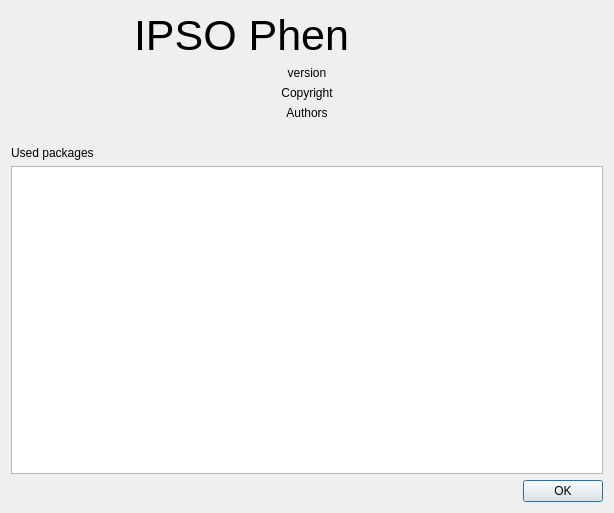
Before: the Qt Designer form ipso_phen/ui/about.ui in tpmp-inra/ipso_phen, drawn with Qt 5.
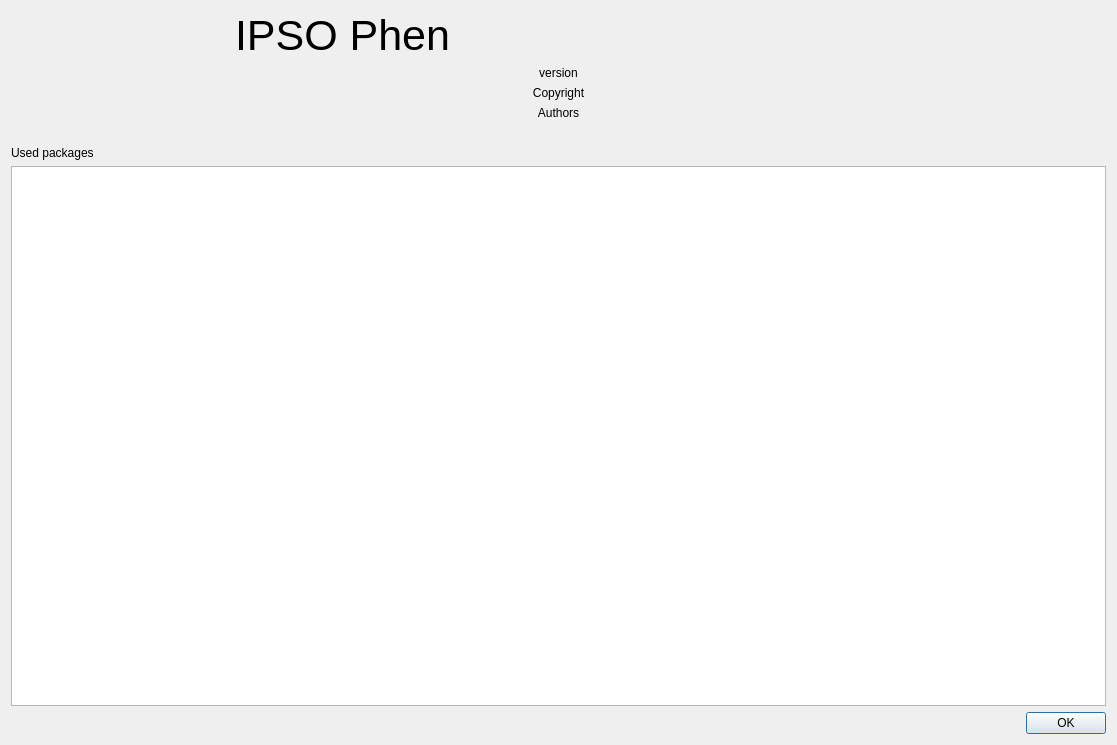
After: the same form once the commit is applied. Icons and pictures are not drawn.

Commit message: Sem-ver: release - Fixed missing package resources - Restored splash screen

Patch:
```diff
--- a/ipso_phen/ui/about.ui
+++ b/ipso_phen/ui/about.ui
@@ -6,8 +6,8 @@
    <rect>
     <x>0</x>
     <y>0</y>
-    <width>614</width>
-    <height>513</height>
+    <width>1117</width>
+    <height>745</height>
    </rect>
   </property>
   <property name="windowTitle">
@@ -46,7 +46,7 @@
       <pixmap>resources/leaf-24.ico</pixmap>
      </property>
      <property name="alignment">
-      <set>Qt::AlignCenter</set>
+      <set>Qt::AlignRight|Qt::AlignTrailing|Qt::AlignVCenter</set>
      </property>
     </widget>
    </item>
```
Left out of the diff: 4 changed lines with no effect on the pictures. The commit also changes 6 other files.
